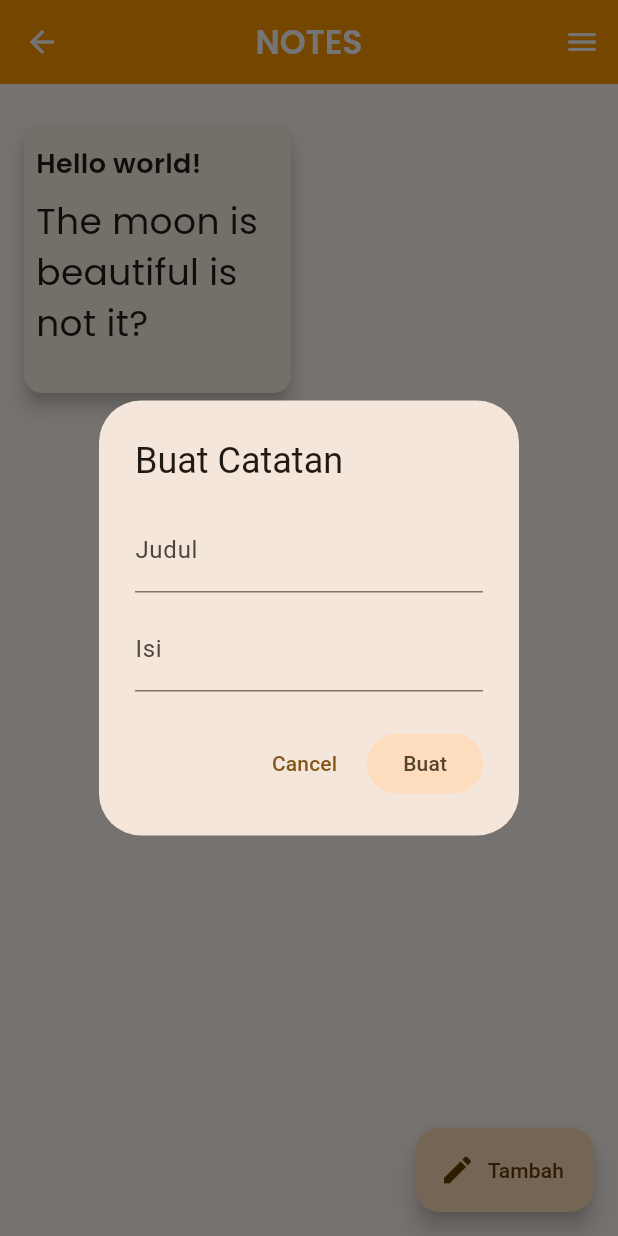
After one commit to OnlyDenis17/PAA_1, a Flutter app: the CatatanScreen screen opened by its route, after a tap on "Tambah", on a phone screen of 412 x 824 dp. The commit adds this screen. Run offline on Flutter 3.47's test engine with Material 3 defaults, Android fonts, the phone set to English and light mode, and no system bars; our stand-ins replace font_awesome_flutter, google_fonts, lottie.

Commit message:
UPDATE PROJECT UTS

```diff
--- /dev/null
+++ b/lib/catatan.dart
@@ -0,0 +1,251 @@
+import 'package:flutter/material.dart';
+import 'package:google_fonts/google_fonts.dart';
+
+import 'main.dart';
+
+class Catatan {
+  final int id;
+  final String judul;
+  final String Body;
+
+  Catatan({required this.judul, required this.Body, required this.id});
+
+  @override
+  bool operator ==(Object other) {
+    if (identical(this, other)) return true;
+    return other is Catatan && other.id == id;
+  }
+
+  @override
+  int get hashCode => id.hashCode;
+}
+
+
+class CatatanScreen extends StatefulWidget {
+  const CatatanScreen({super.key});
+
+  @override
+  State<StatefulWidget> createState() => _CatatanScreenState();
+}
+
+class _CatatanScreenState extends State<CatatanScreen> {
+  final List<Catatan> notes = [
+    Catatan(judul: "Hello world!", Body: "The moon is beautiful is not it?", id: 1)
+  ];
+
+  void addNote(String judul, String body) {
+    if(notes.isEmpty) {
+      setState(() {
+        notes.add(Catatan(judul: judul, Body: body,id: 1));
+      });
+    } else {
+      Catatan lastNote = notes.last;
+      int newId = lastNote.id + 1;
+      setState(() {
+        notes.add(Catatan(judul: judul, Body: body,id: newId));
+      });
+    }
+  }
+
+  int noteIndexLookup(Catatan note) {
+      return notes.indexWhere((n) => n.id == note.id);
+  }
+
+  void deleteNote(Catatan note) {
+    int noteIndex = noteIndexLookup(note);
+    setState(() {
+      notes.removeAt(noteIndex);
+    });
+  }
+
+  void updateNote(Catatan oldNote, Catatan newNote) {
+    int oldNoteIndex = noteIndexLookup(oldNote);
+    if (oldNoteIndex != -1) {
+      setState(() {
+        notes[oldNoteIndex] = newNote; // Directly replace the item
+      });
+    }
+  }
+
+  void _openUpdateDialog(Catatan note) {
+    final _formKey = GlobalKey<FormState>(); // Create a new key for each dialog
+    String updatedJudul = note.judul;
+    String updatedBody = note.Body;
+
+    showDialog(
+      context: context,
+      builder: (BuildContext context) {
+        return AlertDialog(
+          title: const Text('Update Catatan'),
+          content: Form(
+            key: _formKey,
+            child: Column(
+              mainAxisSize: MainAxisSize.min,
+              children: [
+                TextFormField(
+                  initialValue: note.judul,
+                  maxLines: 1,
+                  maxLength: 100,
+                  decoration: const InputDecoration(labelText: 'Judul'),
+                  validator: (value) =>
+                  value == null || value.isEmpty ? 'Judul tidak boleh kosong' : null,
+                  onSaved: (value) => updatedJudul = value!,
+                ),
+                const SizedBox(height: 10),
+                TextFormField(
+                  initialValue: note.Body,
+                  maxLines: 3,
+                  minLines: 1,
+                  maxLength: 500,
+                  decoration: const InputDecoration(labelText: 'Isi'),
+                  validator: (value) => value == null || value.isEmpty ? 'Isi tidak boleh kosong' : null,
+                  onSaved: (value) => updatedBody = value!,
+                ),
+              ],
+            ),
+          ),
+          actions: [
+            TextButton(
+              onPressed: () {
+                deleteNote(note);
+                Navigator.pop(context);
+              }, // Cancel
+              child: const Text('Hapus'),
+            ),
+            FilledButton.tonal(
+              onPressed: () {
+                if (_formKey.currentState?.validate() ?? false) {
+                  _formKey.currentState?.save(); // Save the form data
+                  // Update the product
+                  updateNote(note, Catatan(judul: updatedJudul, Body: updatedBody, id: note.id));
+                  Navigator.pop(context);
+                  ScaffoldMessenger.of(context).showSnackBar(
+                    const SnackBar(content: Text('Catatan diupdate!')),
+                  );
+                }
+              },
+              child: const Text('Update'),
+            ),
+          ],
+        );
+      },
+    );
+  }
+  void _createNoteDialog() {
+    final _formKey = GlobalKey<FormState>();
+    String judul = "";
+    String body = "";
+
+    showDialog(context: context, builder: (BuildContext context) {
+        return AlertDialog(
+          title: const Text("Buat Catatan"),
+          content: Form(
+            key: _formKey,
+            child: Column(
+              mainAxisSize: MainAxisSize.min,
+              children: [
+                TextFormField(
+                  initialValue: "",
+                  decoration: const InputDecoration(labelText: 'Judul'),
+                  validator: (value) =>
+                  value == null || value.isEmpty ? 'Judul tidak boleh kosong' : null,
+                  onSaved: (value) => judul = value!,
+                ),
+                const SizedBox(height: 10),
+                TextFormField(
+                  initialValue: "",
+                  decoration: const InputDecoration(labelText: 'Isi'),
+                  validator: (value) => value == null || value.isEmpty ? 'Isi tidak boleh kosong' : null,
+                  onSaved: (value) => body = value!,
+                ),
+              ],
+            ),
+          ),
+          actions: [
+            TextButton(
+              onPressed: () => Navigator.pop(context), // Cancel
+              child: const Text('Cancel'),
+            ),
+            FilledButton.tonal(
+              onPressed: () {
+                if (_formKey.currentState?.validate() ?? false) {
+                  _formKey.currentState?.save(); // Save the form data
+                  // Update the product
+                  addNote(judul, body);
+                  Navigator.pop(context);
+                  ScaffoldMessenger.of(context).showSnackBar(
+                    const SnackBar(content: Text('Catatan diupdate!')),
+                  );
+                }
+              },
+              child: const Text('Buat'),
+            ),
+          ],
+        );
+    });
+  }
+
+  @override
+  Widget build(BuildContext context) {
+    return Scaffold(
+        appBar: AppBar(
+          iconTheme: const IconThemeData(color: Colors.white),
+          backgroundColor: Colors.orange.shade500,
+          centerTitle: true,
+          title: Text(
+            'NOTES',
+            style: GoogleFonts.poppins(
+                textStyle: const TextStyle(
+                    color: Colors.white, fontWeight: FontWeight.w600)),
+          ),
+        ),
+        floatingActionButton: FloatingActionButton.extended(
+            label: const Text("Tambah"),
+            icon: const Icon(Icons.edit),
+            onPressed: _createNoteDialog
+        ),
+        endDrawer: const AppNavigationDrawer(),
+        body: notes.isEmpty ?
+              Center(
+                child: Text("Belum ada catatan.", style: GoogleFonts.poppins(fontSize: 18, fontWeight: FontWeight.w500)),
+              )
+            :
+        Padding(
+          padding: const EdgeInsets.only(top: 20.0, left: 8.0, right: 8.0),
+          child: GridView.count(
+            crossAxisCount: 2,
+            mainAxisSpacing: 8,
+            crossAxisSpacing: 8,
+            children: List.generate(notes.length, (index) {
+              return Card(
+                  elevation: 5,
+                  margin: const EdgeInsets.all(8),
+                  child: InkWell(
+                      onTap: () {
+                        _openUpdateDialog(notes[index]);
+                      },
+                      splashColor: Colors.orangeAccent.shade100.withAlpha(30),
+                      child: Container(
+                        margin: const EdgeInsets.only(left: 8, right: 8, top: 12, bottom: 8),
+                        child: Column(
+                          mainAxisAlignment: MainAxisAlignment.start,
+                          crossAxisAlignment: CrossAxisAlignment.start,
+                          children: [
+                            Text(notes[index].judul, style: GoogleFonts.poppins(
+                                fontSize: 18, fontWeight: FontWeight.w600
+                            ), maxLines: 1, overflow: TextOverflow.ellipsis),
+                            const SizedBox(height: 8),
+                            Text(notes[index].Body, style: GoogleFonts.poppins(
+                                fontSize: 24
+                            ), overflow: TextOverflow.ellipsis, maxLines: 3)
+                          ],
+                        ),
+                      )
+                  )
+              );
+            }),
+          ),
+        )
+    );
+  }
+}
--- a/lib/main.dart
+++ b/lib/main.dart
@@ -1,3 +1,4 @@
+import 'package:denis/catatan.dart';
 import 'package:denis/splash_screen.dart';
 import 'package:flutter/material.dart';
 import 'package:flutter/services.dart';
@@ -24,7 +25,8 @@ class MainApp extends StatelessWidget {
       home: const SplashScreen(),
       routes: {
         'splash': (context) => const SplashScreen(),
-        'home': (context) => const MyApp()
+        'home': (context) => const MyApp(),
+        'catatan': (context) => const CatatanScreen()
       },
     );
   }
@@ -42,7 +44,7 @@ class MyApp extends StatelessWidget {
           centerTitle: true,
           // google fonts
           title: Text(
-            'Profil',
+            'Profile',
             style: GoogleFonts.montserrat(
                 textStyle: const TextStyle(
                     color: Colors.white, fontWeight: FontWeight.w500)),
@@ -72,9 +74,9 @@ class MyApp extends StatelessWidget {
               ),
               Container(
                 margin: const EdgeInsets.only(left: 20, right: 20),
-                child: Column(
+                child: const Column(
                   children: [
-                    const Text(
+                    Text(
                       "Halo, saya adalah seorang mahasiswa teknik informatika di ITB STIKOM AMBON tahun ke-3 lahir dan besar di Soahuku maluku tengah.",
                       style: TextStyle(
                           fontSize: 14,
@@ -82,7 +84,7 @@ class MyApp extends StatelessWidget {
                           color: Colors.grey),
                       textAlign: TextAlign.center,
                     ),
-                    const SizedBox(
+                    SizedBox(
                       height: 38,
                     ),
                     Row(
@@ -92,7 +94,7 @@ class MyApp extends StatelessWidget {
                         ),)
                       ],
                     ),
-                    const SizedBox(
+                    SizedBox(
                       height: 6,
                     ),
                     Row(
@@ -106,7 +108,7 @@ class MyApp extends StatelessWidget {
 
                       ],
                     ),
-                    const SizedBox(
+                    SizedBox(
                       height: 28,
                     ),
                     Row(
@@ -116,7 +118,7 @@ class MyApp extends StatelessWidget {
                         ),)
                       ],
                     ),
-                    const SizedBox(
+                    SizedBox(
                       height: 6,
                     ),
                     Row(
@@ -240,6 +242,17 @@ class AppNavigationDrawer extends StatelessWidget {
             },
           ),
           ListTile(
+            leading: const Icon(Icons.menu_book),
+            title: const Text('Catatan'),
+            onTap: () {
+              if(currentRoute == 'catatan') {
+                Navigator.pop(context);
+              } else {
+                Navigator.of(context).pushReplacementNamed('catatan');
+              }
+            },
+          ),
+          ListTile(
             // font awesome icon
             leading: const Icon(FontAwesomeIcons.github),
             title: const Text('Github'),
```
